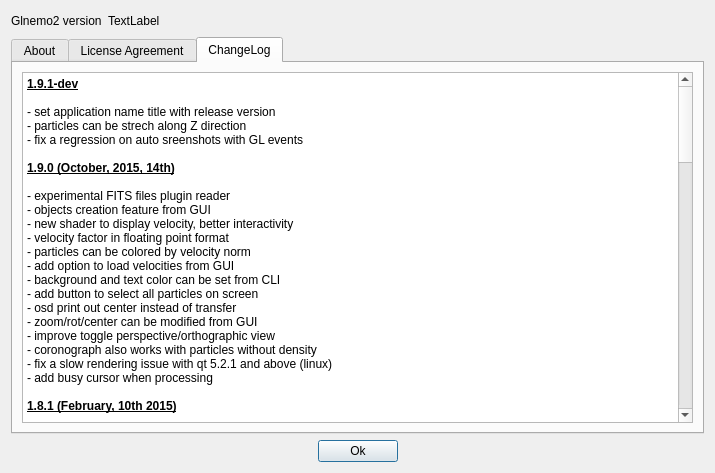
jcldc/glnemo2, file src/formabout.ui: the form before one commit.
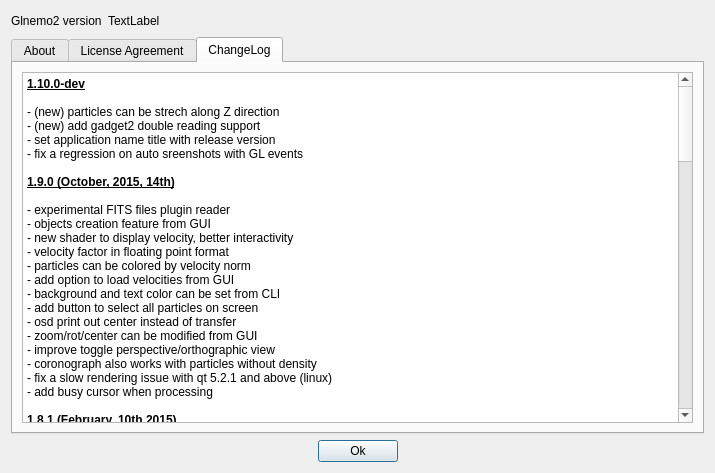
The form after the commit. Icons and pictures are not drawn.

Commit message: gadget2 double + hdf5 support kicktart

The edit to the form file:
```diff
--- a/src/formabout.ui
+++ b/src/formabout.ui
@@ -1027,10 +1027,11 @@
 &lt;table border=&quot;0&quot; style=&quot;-qt-table-type: root; margin-top:4px; margin-bottom:4px; margin-left:4px; margin-right:4px;&quot;&gt;
 &lt;tr&gt;
 &lt;td style=&quot;border: none;&quot;&gt;
-&lt;p style=&quot; margin-top:0px; margin-bottom:0px; margin-left:0px; margin-right:0px; -qt-block-indent:0; text-indent:0px;&quot;&gt;&lt;span style=&quot; font-weight:600; text-decoration: underline;&quot;&gt;1.9.1-dev&lt;/span&gt;&lt;/p&gt;
+&lt;p style=&quot; margin-top:0px; margin-bottom:0px; margin-left:0px; margin-right:0px; -qt-block-indent:0; text-indent:0px;&quot;&gt;&lt;span style=&quot; font-weight:600; text-decoration: underline;&quot;&gt;1.10.0-dev&lt;/span&gt;&lt;/p&gt;
 &lt;p style=&quot;-qt-paragraph-type:empty; margin-top:0px; margin-bottom:0px; margin-left:0px; margin-right:0px; -qt-block-indent:0; text-indent:0px;&quot;&gt;&lt;br /&gt;&lt;/p&gt;
+&lt;p style=&quot; margin-top:0px; margin-bottom:0px; margin-left:0px; margin-right:0px; -qt-block-indent:0; text-indent:0px;&quot;&gt;- (new) particles can be strech along Z direction &lt;/p&gt;
+&lt;p style=&quot; margin-top:0px; margin-bottom:0px; margin-left:0px; margin-right:0px; -qt-block-indent:0; text-indent:0px;&quot;&gt;- (new) add gadget2 double reading support&lt;/p&gt;
 &lt;p style=&quot; margin-top:0px; margin-bottom:0px; margin-left:0px; margin-right:0px; -qt-block-indent:0; text-indent:0px;&quot;&gt;- set application name title with release version&lt;/p&gt;
-&lt;p style=&quot; margin-top:0px; margin-bottom:0px; margin-left:0px; margin-right:0px; -qt-block-indent:0; text-indent:0px;&quot;&gt;- particles can be strech along Z direction &lt;/p&gt;
 &lt;p style=&quot; margin-top:0px; margin-bottom:0px; margin-left:0px; margin-right:0px; -qt-block-indent:0; text-indent:0px;&quot;&gt;- fix a regression on auto sreenshots with GL events&lt;/p&gt;
 &lt;p style=&quot;-qt-paragraph-type:empty; margin-top:0px; margin-bottom:0px; margin-left:0px; margin-right:0px; -qt-block-indent:0; text-indent:0px;&quot;&gt;&lt;br /&gt;&lt;/p&gt;
 &lt;p style=&quot; margin-top:0px; margin-bottom:0px; margin-left:0px; margin-right:0px; -qt-block-indent:0; text-indent:0px;&quot;&gt;&lt;span style=&quot; font-weight:600; text-decoration: underline;&quot;&gt;1.9.0 (October, 2015, 14th)&lt;/span&gt;&lt;/p&gt;
```
The commit also changes 13 other files.
